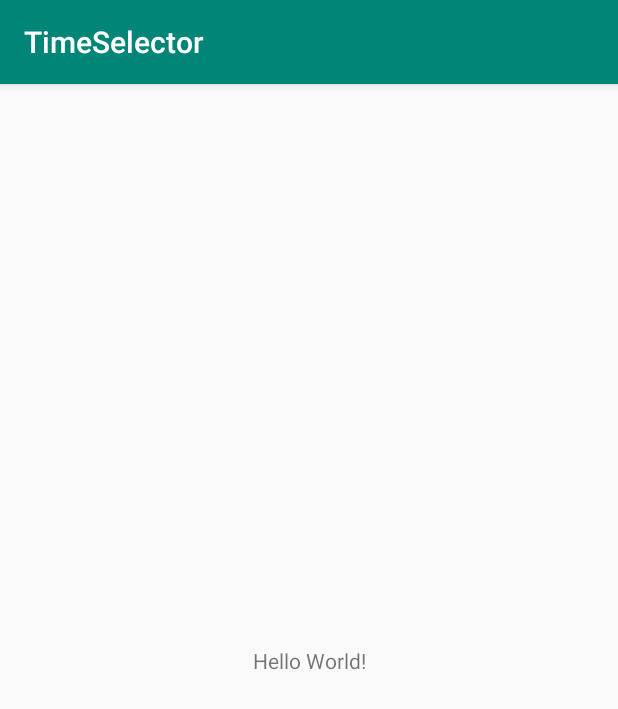
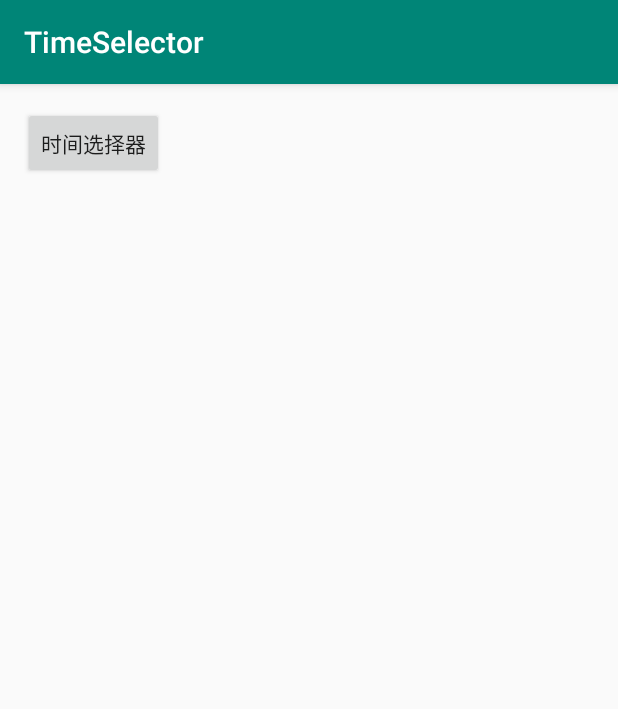
Before and after one commit to Jibinghao/TimeSelector, an Android app: the screen it shows after launch (MainActivity), on a phone screen of 412 x 824 dp. Shown: the top 709 px of the screen. Run offline under Robolectric (Android 15) with nearby library versions, the phone set to English and light mode, and no system bars.

Commit message:
完善功能

```diff
--- a/app/src/main/java/com/jibinghao/timeselector/MainActivity.java
+++ b/app/src/main/java/com/jibinghao/timeselector/MainActivity.java
@@ -1,39 +1,43 @@
 package com.jibinghao.timeselector;
 
+import android.graphics.Color;
+import android.os.Bundle;
 import android.support.v7.app.AppCompatActivity;
-import android.os.Bundle;
 import android.util.Log;
 import android.view.View;
+import android.widget.Button;
 import android.widget.Toast;
 
-import com.jibinghao.ztlibrary.TimeSelectDialog;
 import com.jibinghao.ztlibrary.TimeSelector;
 import com.jibinghao.ztlibrary.listener.TimeSelectCallBack;
 
-import java.util.Date;
-
-public class MainActivity extends AppCompatActivity {
+public class MainActivity extends AppCompatActivity implements View.OnClickListener {
 
     private static final String TAG = "MainActivity";
+    /**
+     * 时间选择器
+     */
+    private Button mButton;
 
     @Override
     protected void onCreate(Bundle savedInstanceState) {
         super.onCreate(savedInstanceState);
         setContentView(R.layout.activity_main);
-
-
-        findViewById(R.id.tv_click).setOnClickListener(new View.OnClickListener() {
-            @Override
-            public void onClick(View v) {
-                showDialog();
-            }
-        });
+        initView();
 
     }
 
     private void showDialog() {
-        new TimeSelector().setActivity(this)
-                .setTitle("选择时间")
+        TimeSelector.getInstance()
+                .setActivity(this)
+                .setTitle("选择时间") //弹窗标题
+                .setCancelTitle("取消") //取消按钮的文字
+                .setConfirmTitle("确定") //确定按钮的文字
+                .setCancelTextColor(Color.BLUE) //取消按钮的颜色
+                .setConfirmTextColor(Color.RED) //确定按钮的颜色
+                .setCycle(false) //是否支持数据循环
+                .setBlur(true) //是否支持背景高斯模糊
+                .setFiveSecondInterval(false) //秒的数据是否为5的倍数
                 .setTimeSelectCallBack(new TimeSelectCallBack() {
                     @Override
                     public void onChoose(String formatTime, long originTime) {
@@ -42,6 +46,23 @@ public class MainActivity extends AppCompatActivity {
                         Toast.makeText(MainActivity.this, formatTime, Toast.LENGTH_LONG).show();
 
                     }
-                }).show();
+                })
+                .show();
+    }
+
+    private void initView() {
+        mButton = (Button) findViewById(R.id.button);
+        mButton.setOnClickListener(this);
+    }
+
+    @Override
+    public void onClick(View v) {
+        switch (v.getId()) {
+            default:
+                break;
+            case R.id.button:
+                showDialog();
+                break;
+        }
     }
 }
--- a/app/src/main/res/layout/activity_main.xml
+++ b/app/src/main/res/layout/activity_main.xml
@@ -1,19 +1,14 @@
 <?xml version="1.0" encoding="utf-8"?>
-<android.support.constraint.ConstraintLayout xmlns:android="http://schemas.android.com/apk/res/android"
-    xmlns:app="http://schemas.android.com/apk/res-auto"
-    xmlns:tools="http://schemas.android.com/tools"
+<LinearLayout xmlns:android="http://schemas.android.com/apk/res/android"
     android:layout_width="match_parent"
     android:layout_height="match_parent"
-    tools:context=".MainActivity">
+    android:orientation="vertical">
 
-    <TextView
+
+    <Button
+        android:id="@+id/button"
         android:layout_width="wrap_content"
         android:layout_height="wrap_content"
-        android:id="@+id/tv_click"
-        android:text="Hello World!"
-        app:layout_constraintBottom_toBottomOf="parent"
-        app:layout_constraintLeft_toLeftOf="parent"
-        app:layout_constraintRight_toRightOf="parent"
-        app:layout_constraintTop_toTopOf="parent" />
-
-</android.support.constraint.ConstraintLayout>
+        android:layout_margin="15dp"
+        android:text="时间选择器" />
+</LinearLayout>
--- a/ztlibrary/src/main/res/layout/layout_wheel_view_time_select.xml
+++ b/ztlibrary/src/main/res/layout/layout_wheel_view_time_select.xml
@@ -7,6 +7,7 @@
     <ImageView
         android:id="@+id/iv_bg"
         android:layout_width="match_parent"
+        android:visibility="gone"
         android:layout_height="match_parent" />
 
     <LinearLayout
--- a/ztlibrary/src/main/res/values/styles.xml
+++ b/ztlibrary/src/main/res/values/styles.xml
@@ -7,7 +7,7 @@
         <item name="android:windowNoTitle">true</item>
         <item name="android:windowIsFloating">false</item>
         <item name="android:windowIsTranslucent">true</item>
-        <item name="android:windowFullscreen">true</item>
+        <item name="android:windowFullscreen">false</item>
         <item name="android:windowContentOverlay">@null</item>
         <item name="android:backgroundDimEnabled">true</item>
         <item name="android:windowSoftInputMode">adjustPan</item>
```
Also changed, not shown: ztlibrary/src/main/java/com/jibinghao/ztlibrary/TimeSelectDialog.java (+82 -11 lines), ztlibrary/src/main/java/com/jibinghao/ztlibrary/TimeSelector.java (+61 -2 lines).
